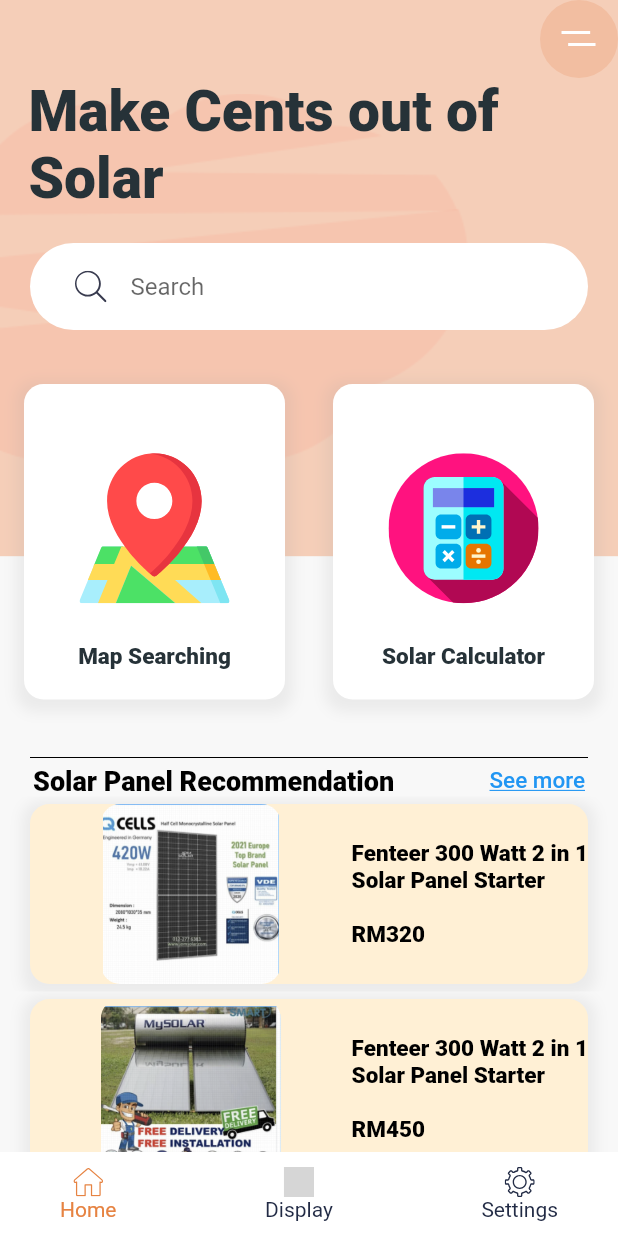
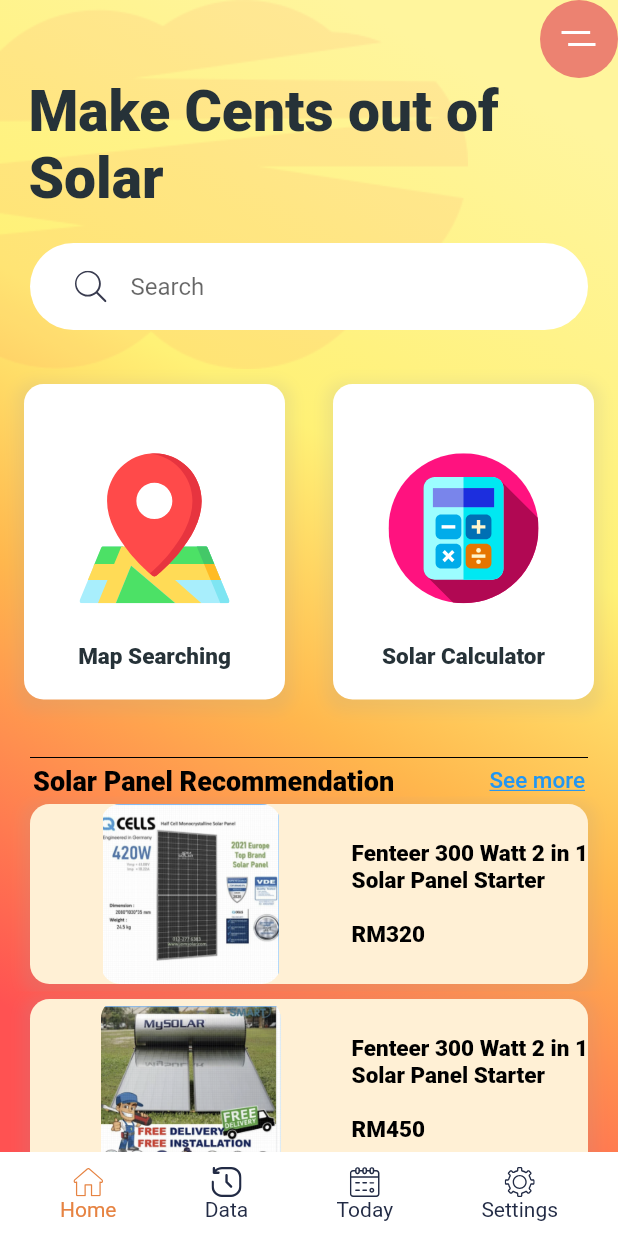
Before and after one commit to naseweisssss/sunshine, a Flutter app: the screen it shows after launch, on a phone screen of 412 x 824 dp. Run offline on Flutter 3.47's test engine with Material 2 defaults, Android fonts, the phone set to English and light mode, and no system bars; our stand-ins replace circular_profile_avatar, flutter_svg, geolocator, google_fonts, google_maps_flutter; missing offline and left inert: dart:ffi; grey boxes are pictures that could not be loaded.

Commit message:
new modifications

```diff
--- a/lib/screen/mainhomePage/editprofile.dart
+++ b/lib/screen/mainhomePage/editprofile.dart
@@ -76,7 +76,9 @@
                           fit: BoxFit.cover,
                           image: NetworkImage(
                             "https://st.depositphotos.com/2101611/3925/v/600/depositphotos_39258143-stock-illustration-businessman-avatar-profile-picture.jpg",
-                              ))),
+                          ),
+                        ),
+                      ),
                     ),
                     Positioned(
                         bottom: 0,
--- a/lib/screen/mainhomePage/mainhomePage.dart
+++ b/lib/screen/mainhomePage/mainhomePage.dart
@@ -3,6 +3,7 @@
 import 'package:flutter/material.dart';
 import 'package:flutter_svg/flutter_svg.dart';
 import 'package:sunshine/data/data.dart';
+import 'package:sunshine/screen/dashboard/history_data2.dart';
 import 'package:sunshine/screen/dashboard/map_display.dart';
 import 'package:sunshine/screen/mainhomePage/solar_card.dart';
 import 'Widgets/category_card.dart';
@@ -37,8 +38,19 @@
               isActive: true,
             ),
             BottomNavItem(
-              title: "Display",
-              svgScr: "icons/icons/laptop.svg",
+              title: "Data",
+              svgScr: "icons/icons/history.svg",
+              press: () {
+                Navigator.push(
+                  context,
+                  MaterialPageRoute(builder: (context) => HistoryData2()),
+                );
+              },
+              isActive: false,
+            ),
+            BottomNavItem(
+              title: "Today",
+              svgScr: "icons/icons/calendar.svg",
               press: () {},
               isActive: false,
             ),
@@ -59,11 +71,26 @@
       body: Stack(
         children: <Widget>[
           Container(
-            height: size.height * .45,
+            height: size.height * 1,
             decoration: BoxDecoration(
-              color: Color(0xFFF5CEB8),
+              gradient: LinearGradient(
+                begin: Alignment.topRight,
+                end: Alignment.bottomLeft,
+                stops: [
+                  0.1,
+                  0.4,
+                  0.6,
+                  0.9,
+                ],
+                colors: [
+                  Colors.yellow.shade200,
+                  Colors.yellow.shade300,
+                  Colors.orange.shade300,
+                  Colors.redAccent.shade200,
+                ],
+              ),
               image: DecorationImage(
-                alignment: Alignment.centerLeft,
+                alignment: Alignment.topLeft,
                 image: AssetImage("images/undraw_pilates_gpdb.png"),
               ),
             ),
@@ -79,7 +106,7 @@
                     height: 52,
                     width: 52,
                     decoration: BoxDecoration(
-                      color: Color(0xFFF2BEA1),
+                      color: Color(0xFFEC8271),
                       shape: BoxShape.circle,
                     ),
                     child: SvgPicture.asset("icons/icons/menu.svg"),
@@ -209,12 +236,4 @@
       ),
     );
   }
-
-  Widget _buildSolarListView() {
-    return ListView.builder(
-        itemCount: solarData.length,
-        itemBuilder: (context, index) {
-          return SolarCard(solar: solarData[index]);
-        });
-  }
 }
--- a/lib/screen/mainhomePage/setting.dart
+++ b/lib/screen/mainhomePage/setting.dart
@@ -65,8 +65,19 @@
               isActive: false,
             ),
             BottomNavItem(
-              title: "Display",
-              svgScr: "icons/icons/laptop.svg",
+              title: "Data",
+              svgScr: "icons/icons/history.svg",
+              press: () {
+                Navigator.push(
+                  context,
+                  MaterialPageRoute(builder: (context) => HistoryData2()),
+                );
+              },
+              isActive: false,
+            ),
+            BottomNavItem(
+              title: "Today",
+              svgScr: "icons/icons/calendar.svg",
               press: () {},
               isActive: false,
             ),
```
Also changed, not shown: lib/screen/dashboard/history_data2.dart (+49 -55 lines), lib/screen/dashboard/map_display.dart (+19 -74 lines), icons/icons/sunrise.svg (added), images/Page2.svg (renamed from images/Page 2.svg), images/sunrise.png (added), lib/generated/assets.dart. Lines whose indentation alone changed are shown as unchanged.
